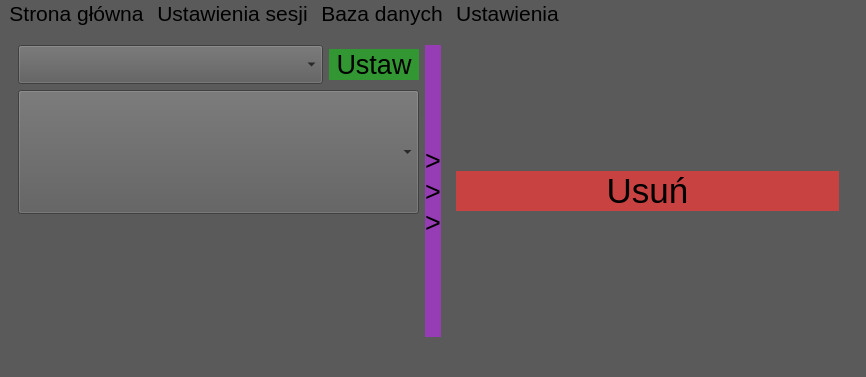
The window that ui_main.ui (Bre3n/ID-Parts) describes before a commit, drawn with Qt 5.
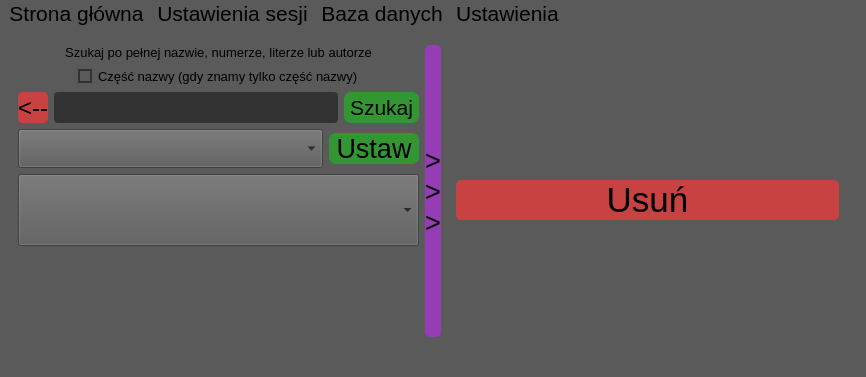
The same window after the commit. The open tabs and pages were chosen to show the change.

The edit to the form file:
```diff
--- a/ui_main.ui
+++ b/ui_main.ui
@@ -609,6 +609,203 @@
          <layout class="QHBoxLayout" name="horizontalLayout_12">
           <item>
            <layout class="QVBoxLayout" name="verticalLayout_12">
+            <item>
+             <widget class="QLabel" name="label_38">
+              <property name="font">
+               <font>
+                <family>Segoe UI</family>
+                <pointsize>10</pointsize>
+               </font>
+              </property>
+              <property name="text">
+               <string>Szukaj po pełnej nazwie, numerze, literze lub autorze</string>
+              </property>
+              <property name="alignment">
+               <set>Qt::AlignCenter</set>
+              </property>
+             </widget>
+            </item>
+            <item>
+             <layout class="QHBoxLayout" name="horizontalLayout_22">
+              <item>
+               <spacer name="horizontalSpacer_9">
+                <property name="orientation">
+                 <enum>Qt::Horizontal</enum>
+                </property>
+                <property name="sizeHint" stdset="0">
+                 <size>
+                  <width>40</width>
+                  <height>20</height>
+                 </size>
+                </property>
+               </spacer>
+              </item>
+              <item>
+               <widget class="QRadioButton" name="db_radiobox">
+                <property name="font">
+                 <font>
+                  <family>Segoe UI</family>
+                  <pointsize>10</pointsize>
+                 </font>
+                </property>
+                <property name="styleSheet">
+                 <string notr="true">QRadioButton {
+    color:black;
+}
+
+QRadioButton::indicator {
+    width: 10px;
+    height: 10px;
+}
+
+QRadioButton::indicator:unchecked {
+    border:2px solid rgb(51,51,51);
+	background:rgb(91,90,90);
+}
+
+QCheckBox::indicator:unchecked:pressed {
+	border:2px solid rgb(51,51,51);
+   	background:rgb(0,143,170);
+}
+
+QRadioButton::indicator:checked {
+	background-color:rgb(0,143,170);
+    border: 2px solid rgb(51,51,51);
+}
+
+QRadioButton::indicator:checked:pressed {
+    border:2px solid rgb(51,51,51);
+	background:rgb(91,90,90);
+}
+</string>
+                </property>
+                <property name="text">
+                 <string>Część nazwy (gdy znamy tylko część nazwy)</string>
+                </property>
+               </widget>
+              </item>
+              <item>
+               <spacer name="horizontalSpacer_11">
+                <property name="orientation">
+                 <enum>Qt::Horizontal</enum>
+                </property>
+                <property name="sizeHint" stdset="0">
+                 <size>
+                  <width>40</width>
+                  <height>20</height>
+                 </size>
+                </property>
+               </spacer>
+              </item>
+             </layout>
+            </item>
+            <item>
+             <layout class="QHBoxLayout" name="horizontalLayout_16">
+              <item>
+               <widget class="QPushButton" name="bn_database_back">
+                <property name="sizePolicy">
+                 <sizepolicy hsizetype="Preferred" vsizetype="Preferred">
+                  <horstretch>0</horstretch>
+                  <verstretch>0</verstretch>
+                 </sizepolicy>
+                </property>
+                <property name="font">
+                 <font>
+                  <pointsize>18</pointsize>
+                 </font>
+                </property>
+                <property name="styleSheet">
+                 <string notr="true">QPushButton {
+	border: none;
+	background-color: rgb(200,66,66);
+	border-radius:5px;
+}
+QPushButton:hover {
+	background-color: rgb(230,80,80);
+}
+QPushButton:pressed {
+background-color: rgb(190,60,60);
+}</string>
+                </property>
+                <property name="text">
+                 <string>&lt;--</string>
+                </property>
+                <property name="iconSize">
+                 <size>
+                  <width>35</width>
+                  <height>35</height>
+                 </size>
+                </property>
+               </widget>
+              </item>
+              <item>
+               <widget class="QLineEdit" name="lineEdit_13">
+                <property name="sizePolicy">
+                 <sizepolicy hsizetype="Expanding" vsizetype="Fixed">
+                  <horstretch>0</horstretch>
+                  <verstretch>0</verstretch>
+                 </sizepolicy>
+                </property>
+                <property name="font">
+                 <font>
+                  <family>Segoe UI</family>
+                  <pointsize>16</pointsize>
+                 </font>
+                </property>
+                <property name="styleSheet">
+                 <string notr="true">QLineEdit {
+	color:rgb(255,255,255);
+	border:2px solid rgb(51,51,51);
+	border-radius:4px;
+	background:rgb(51,51,51);
+}
+
+QLineEdit:disabled {
+	color:rgb(255,255,255);
+	border:2px solid rgb(112,112,112);
+	border-radius:4px;
+	background:rgb(112,112,112);
+}</string>
+                </property>
+                <property name="placeholderText">
+                 <string/>
+                </property>
+               </widget>
+              </item>
+              <item>
+               <widget class="QPushButton" name="bn_database_search">
+                <property name="sizePolicy">
+                 <sizepolicy hsizetype="Preferred" vsizetype="Preferred">
+                  <horstretch>0</horstretch>
+                  <verstretch>0</verstretch>
+                 </sizepolicy>
+                </property>
+                <property name="font">
+                 <font>
+                  <family>Segoe UI</family>
+                  <pointsize>16</pointsize>
+                 </font>
+                </property>
+                <property name="styleSheet">
+                 <string notr="true">QPushButton {
+	border: none;
+	background-color: rgb(50,150,50);
+border-radius:7px;
+}
+QPushButton:hover {
+	background-color: rgb(100,180,100);
+}
+QPushButton:pressed {
+background-color: rgb(50,150,50);
+}</string>
+                </property>
+                <property name="text">
+                 <string> Szukaj </string>
+                </property>
+               </widget>
+              </item>
+             </layout>
+            </item>
             <item>
              <layout class="QHBoxLayout" name="horizontalLayout_15">
               <item>
@@ -645,6 +842,7 @@
                  <string notr="true">QPushButton {
 	border: none;
 	background-color: rgb(50,150,50);
+border-radius:7px;
 }
 QPushButton:hover {
 	background-color: rgb(100,180,100);
@@ -677,8 +875,27 @@
               <property name="maxVisibleItems">
                <number>50</number>
               </property>
+              <property name="placeholderText">
+               <string/>
+              </property>
              </widget>
             </item>
+            <item>
+             <spacer name="horizontalSpacer_7">
+              <property name="orientation">
+               <enum>Qt::Horizontal</enum>
+              </property>
+              <property name="sizeType">
+               <enum>QSizePolicy::MinimumExpanding</enum>
+              </property>
+              <property name="sizeHint" stdset="0">
+               <size>
+                <width>40</width>
+                <height>20</height>
+               </size>
+              </property>
+             </spacer>
+            </item>
             <item>
              <spacer name="verticalSpacer">
               <property name="orientation">
@@ -712,6 +929,7 @@
              <string notr="true">QPushButton {
 	border: none;
 	background-color: rgb(150,60,180);
+border-radius:5px;
 }
 QPushButton:hover {
 	background-color: rgb(180,70,210);
@@ -1035,8 +1253,52 @@
                <layout class="QVBoxLayout" name="verticalLayout_17">
                 <item>
                  <layout class="QVBoxLayout" name="verticalLayout_16">
+                  <item>
+                   <spacer name="verticalSpacer_3">
+                    <property name="orientation">
+                     <enum>Qt::Vertical</enum>
+                    </property>
+                    <property name="sizeHint" stdset="0">
+                     <size>
+                      <width>20</width>
+                      <height>40</height>
+                     </size>
+                    </property>
+                   </spacer>
+                  </item>
+                  <item>
+                   <widget class="QLabel" name="label_39">
+                    <property name="sizePolicy">
+                     <sizepolicy hsizetype="Expanding" vsizetype="Preferred">
+                      <horstretch>0</horstretch>
+                      <verstretch>0</verstretch>
+                     </sizepolicy>
+                    </property>
+                    <property name="font">
+                     <font>
+                      <family>Segoe UI</family>
+                      <pointsize>20</pointsize>
+                     </font>
+                    </property>
+                    <property name="text">
+                     <string/>
+                    </property>
+                    <property name="alignment">
+                     <set>Qt::AlignCenter</set>
+                    </property>
+                    <property name="wordWrap">
+                     <bool>true</bool>
+                    </property>
+                   </widget>
+                  </item>
                   <item>
                    <widget class="QPushButton" name="bn_databaseDel">
+                    <property name="sizePolicy">
+                     <sizepolicy hsizetype="Expanding" vsizetype="Fixed">
+                      <horstretch>0</horstretch>
+                      <verstretch>0</verstretch>
+                     </sizepolicy>
+                    </property>
                     <property name="font">
                      <font>
                       <family>Segoe UI</family>
@@ -1047,6 +1309,7 @@
                      <string notr="true">QPushButton {
 	border: none;
 	background-color: rgb(200,66,66);
+border-radius:5px;
 }
 QPushButton:hover {
 	background-color: rgb(230,80,80);
@@ -1060,6 +1323,32 @@
                     </property>
                    </widget>
                   </item>
+                  <item>
+                   <spacer name="horizontalSpacer_8">
+                    <property name="orientation">
+                     <enum>Qt::Horizontal</enum>
+                    </property>
+                    <property name="sizeHint" stdset="0">
+                     <size>
+                      <width>40</width>
+                      <height>20</height>
+                     </size>
+                    </property>
+                   </spacer>
+                  </item>
+                  <item>
+                   <spacer name="verticalSpacer_2">
+                    <property name="orientation">
+                     <enum>Qt::Vertical</enum>
+                    </property>
+                    <property name="sizeHint" stdset="0">
+                     <size>
+                      <width>20</width>
+                      <height>40</height>
+                     </size>
+                    </property>
+                   </spacer>
+                  </item>
                  </layout>
                 </item>
                </layout>
```
Left out of the diff: 47 changed lines with no effect on the pictures.
